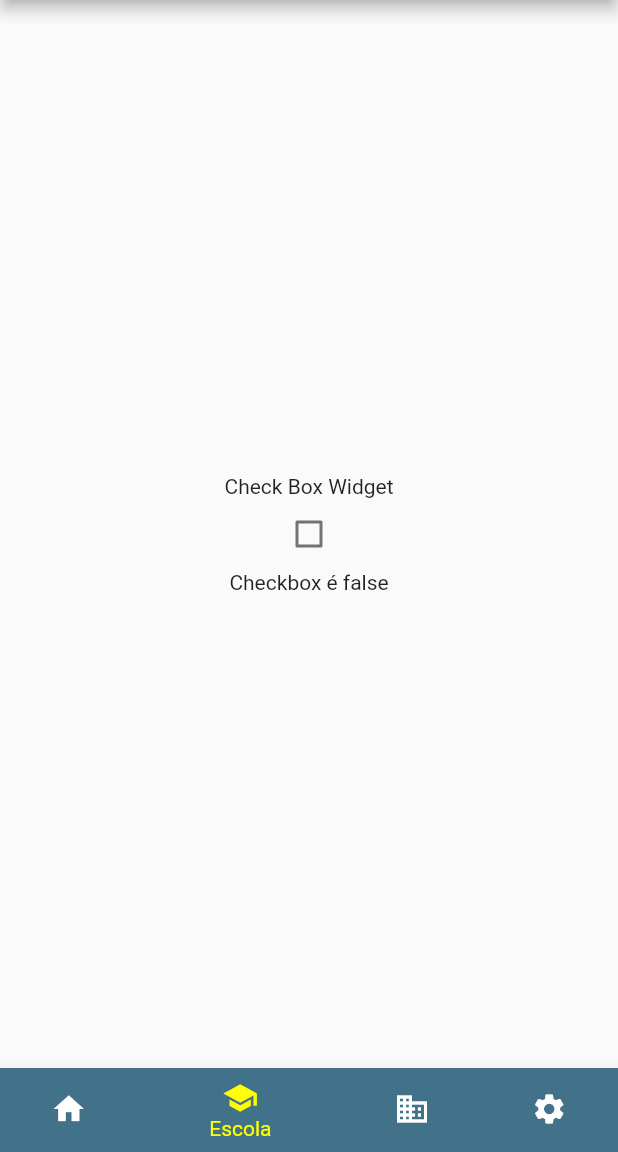
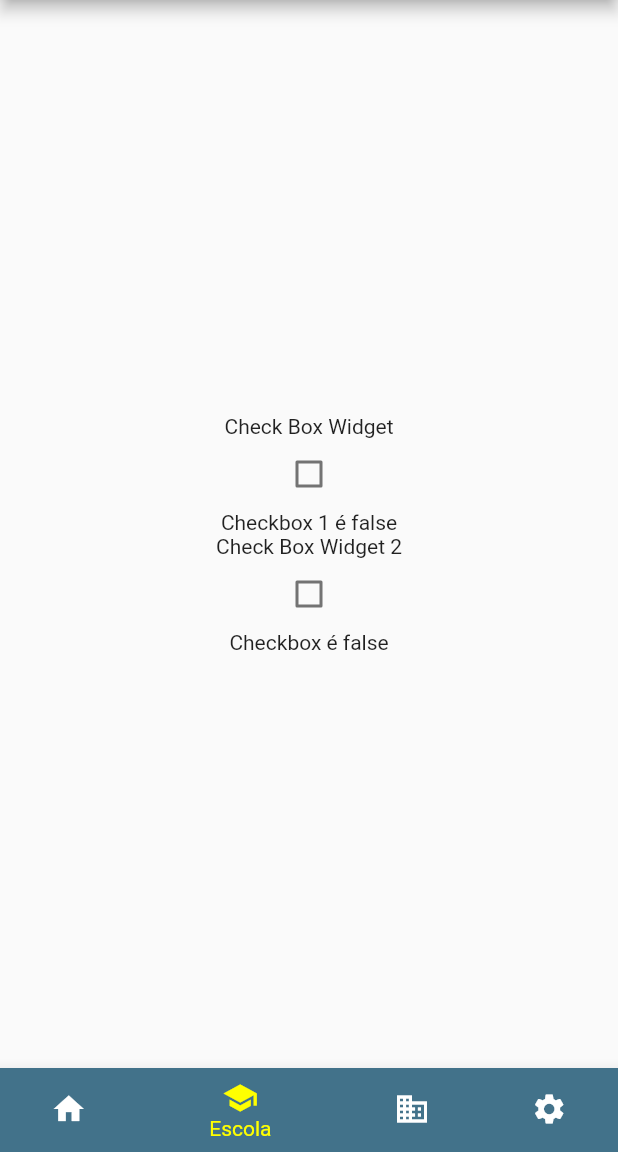
Before and after one commit to danielvieira95/DESM-2, a Flutter app: the screen it shows after launch, item 2 of the bottom bar chosen, on a phone screen of 412 x 824 dp, the part 84-1236 px from its top. Run offline on Flutter 3.47's test engine with Material 2 defaults, Android fonts, the light colour scheme and no system bars.

Commit message:
exemplo checkbox

```diff
--- a/Apps-TB/aula04_navigatorbar/lib/main.dart
+++ b/Apps-TB/aula04_navigatorbar/lib/main.dart
@@ -141,6 +141,7 @@ class CheckBox extends StatefulWidget {
 
 class _CheckBoxState extends State<CheckBox> {
   bool ischeck = false; // variavel booleana para armazenar o estado do checkbox
+  bool ischeck2 = false;
   @override
   Widget build(BuildContext context) {
     return Scaffold(
@@ -159,7 +160,20 @@ class _CheckBoxState extends State<CheckBox> {
           },
 
           ),
-          Text("Checkbox é $ischeck"),
+          Text("Checkbox 1 é $ischeck"),
+                  Center(
+            child:            Text("Check Box Widget 2"),),
+          // Checkbox widget
+          Checkbox(
+          value: ischeck2,
+          onChanged: (bool? value){
+           setState(() {
+             ischeck2 = value!; // ! operador not
+           });
+          },
+
+          ),
+          Text("Checkbox é $ischeck2"),
 
 
 
```
